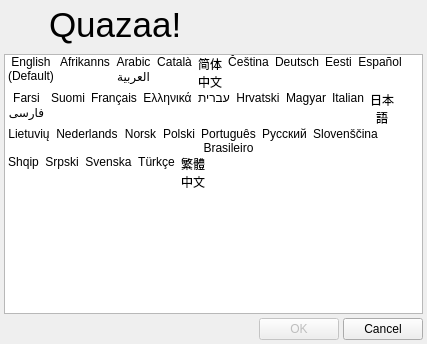
First picture: the form in Quazaa/UI/dialoglanguage.ui, repository c3c/quazaa, before the edit.
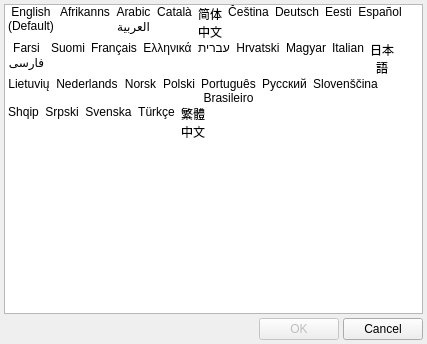
Second picture: the form after the edit. Icons and pictures are not drawn.

Diff of the .ui file:
```diff
--- a/Quazaa/UI/dialoglanguage.ui
+++ b/Quazaa/UI/dialoglanguage.ui
@@ -45,82 +45,7 @@
    <property name="spacing">
     <number>0</number>
    </property>
-   <item row="0" column="0">
-    <widget class="QFrame" name="frameCommonHeader">
-     <property name="minimumSize">
-      <size>
-       <width>0</width>
-       <height>50</height>
-      </size>
-     </property>
-     <property name="maximumSize">
-      <size>
-       <width>16777215</width>
-       <height>50</height>
-      </size>
-     </property>
-     <property name="frameShape">
-      <enum>QFrame::NoFrame</enum>
-     </property>
-     <property name="frameShadow">
-      <enum>QFrame::Raised</enum>
-     </property>
-     <layout class="QGridLayout" name="gridLayout_23">
-      <property name="margin">
-       <number>1</number>
-      </property>
-      <property name="spacing">
-       <number>0</number>
-      </property>
-      <item row="0" column="0">
-       <widget class="QLabel" name="labelLogo">
-        <property name="minimumSize">
-         <size>
-          <width>48</width>
-          <height>48</height>
-         </size>
-        </property>
-        <property name="maximumSize">
-         <size>
-          <width>48</width>
-          <height>48</height>
-         </size>
-        </property>
-        <property name="styleSheet">
-         <string notr="true">background-color: transparent;</string>
-        </property>
-        <property name="text">
-         <string/>
-        </property>
-        <property name="pixmap">
-         <pixmap resource="../Resource.qrc">:/Resource/Quazaa48.png</pixmap>
-        </property>
-        <property name="scaledContents">
-         <bool>true</bool>
-        </property>
-       </widget>
-      </item>
-      <item row="0" column="1">
-       <widget class="QLabel" name="labelHeadertext">
-        <property name="sizePolicy">
-         <sizepolicy hsizetype="MinimumExpanding" vsizetype="Preferred">
-          <horstretch>0</horstretch>
-          <verstretch>0</verstretch>
-         </sizepolicy>
-        </property>
-        <property name="text">
-         <string notr="true">&lt;!DOCTYPE HTML PUBLIC &quot;-//W3C//DTD HTML 4.0//EN&quot; &quot;http://www.w3.org/TR/REC-html40/strict.dtd&quot;&gt;
-&lt;html&gt;&lt;head&gt;&lt;meta name=&quot;qrichtext&quot; content=&quot;1&quot; /&gt;&lt;style type=&quot;text/css&quot;&gt;
-p, li { white-space: pre-wrap; }
-&lt;/style&gt;&lt;/head&gt;&lt;body style=&quot; font-family:'MS Shell Dlg 2'; font-size:8.25pt; font-weight:400; font-style:normal;&quot;&gt;
-&lt;p style=&quot; margin-top:0px; margin-bottom:0px; margin-left:0px; margin-right:0px; -qt-block-indent:0; text-indent:0px;&quot;&gt;&lt;span style=&quot; font-size:26pt;&quot;&gt;Quazaa!&lt;/span&gt;&lt;/p&gt;&lt;/body&gt;&lt;/html&gt;</string>
-        </property>
-       </widget>
-      </item>
-     </layout>
-    </widget>
-   </item>
-   <item row="2" column="0">
+   <item row="1" column="0">
     <layout class="QGridLayout" name="gridLayoutFooter">
      <property name="margin">
       <number>4</number>
```
Left out of the diff: 3 changed lines with no effect on the pictures.
